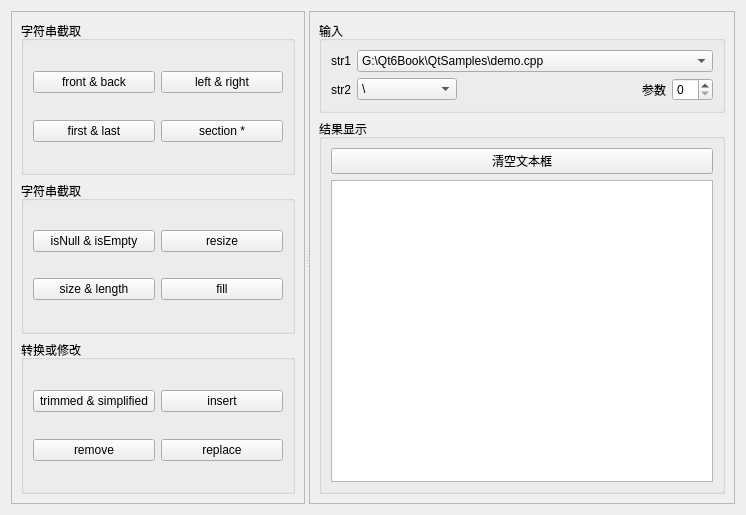
This is sample4_2/widget.ui in xx517230/QtSampleDemo as Qt 5 draws it before an edit. The edited form follows.
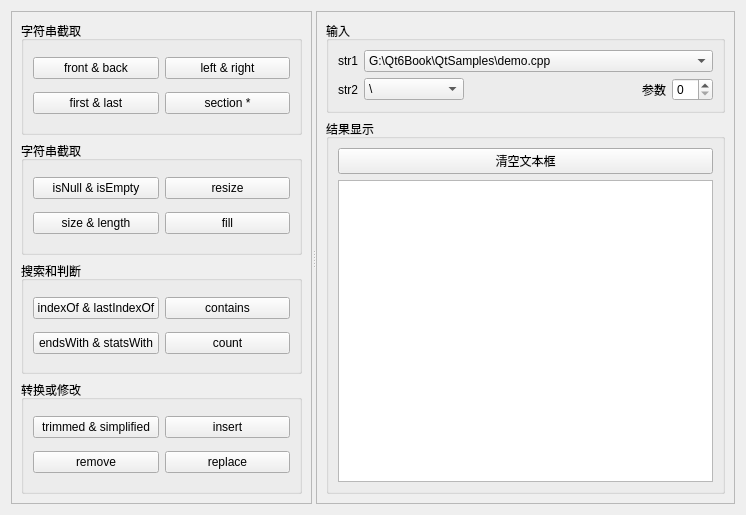
This is the edited form.

Diff of the .ui file:
```diff
--- a/sample4_2/widget.ui
+++ b/sample4_2/widget.ui
@@ -26,8 +26,8 @@
       <property name="frameShadow">
        <enum>QFrame::Plain</enum>
       </property>
-      <layout class="QVBoxLayout" name="verticalLayout">
-       <item>
+      <layout class="QGridLayout" name="gridLayout_8">
+       <item row="0" column="0">
         <widget class="QGroupBox" name="groupBox">
          <property name="title">
           <string>字符串截取</string>
@@ -64,7 +64,7 @@
          </layout>
         </widget>
        </item>
-       <item>
+       <item row="1" column="0">
         <widget class="QGroupBox" name="groupBox_2">
          <property name="title">
           <string>字符串截取</string>
@@ -101,7 +101,44 @@
          </layout>
         </widget>
        </item>
-       <item>
+       <item row="2" column="0">
+        <widget class="QGroupBox" name="groupBox_6">
+         <property name="title">
+          <string>搜索和判断</string>
+         </property>
+         <layout class="QGridLayout" name="gridLayout_7">
+          <item row="0" column="0">
+           <widget class="QPushButton" name="btnIndexOfLastIndexOf">
+            <property name="text">
+             <string>indexOf &amp;&amp; lastIndexOf</string>
+            </property>
+           </widget>
+          </item>
+          <item row="1" column="0">
+           <widget class="QPushButton" name="btnEndsWithStatsWith">
+            <property name="text">
+             <string>endsWith &amp;&amp; statsWith</string>
+            </property>
+           </widget>
+          </item>
+          <item row="1" column="1">
+           <widget class="QPushButton" name="btnCount">
+            <property name="text">
+             <string>count</string>
+            </property>
+           </widget>
+          </item>
+          <item row="0" column="1">
+           <widget class="QPushButton" name="btnContains">
+            <property name="text">
+             <string>contains</string>
+            </property>
+           </widget>
+          </item>
+         </layout>
+        </widget>
+       </item>
+       <item row="3" column="0">
         <widget class="QGroupBox" name="groupBox_3">
          <property name="title">
           <string>转换或修改</string>
```
Left out of the diff: 20 changed lines with no effect on the pictures.
